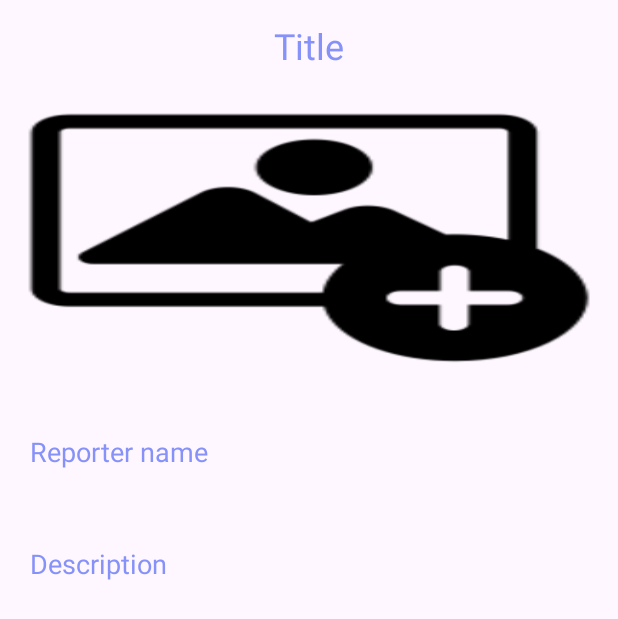
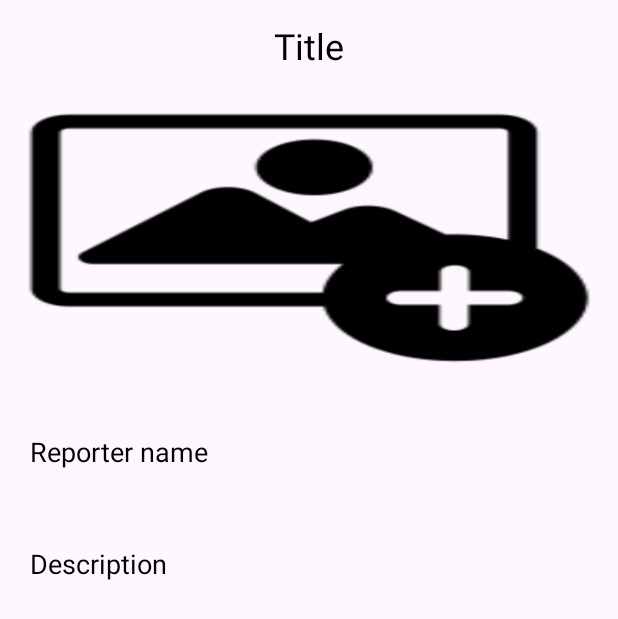
Before and after one commit to Rusiru93536666/News-app, an Android app: the DetailActivity screen opened directly, with no data from a screen before it, on a phone screen of 412 x 824 dp. Shown: the top 619 px of the screen. Run offline under Robolectric (Android 15) with nearby library versions, the phone set to English and light mode, and no system bars.

Commit message:
changed add_news page design

```diff
--- a/app/src/main/res/layout/activity_detail.xml
+++ b/app/src/main/res/layout/activity_detail.xml
@@ -15,7 +15,7 @@
         android:layout_marginTop="14dp"
         android:textSize="24sp"
         android:layout_gravity="center"
-        android:textColor="@color/lavender"
+        android:textColor="@color/black"
         android:layout_marginBottom="12dp"/>
 
     <ImageView
@@ -35,7 +35,7 @@
         android:text="Reporter name"
         android:layout_gravity="center"
         android:id="@+id/detailPriority"
-        android:textColor="@color/lavender"
+        android:textColor="@color/black"
         android:textSize="18sp"/>
 
     <TextView
@@ -46,7 +46,7 @@
         android:text="Description"
         android:layout_gravity="center"
         android:id="@+id/detailDesc"
-        android:textColor="@color/lavender"
+        android:textColor="@color/black"
         android:textSize="18sp"/>
 
 </LinearLayout>
--- a/app/src/main/res/layout/activity_signin.xml
+++ b/app/src/main/res/layout/activity_signin.xml
@@ -11,6 +11,7 @@
         android:id="@+id/signinbtn"
         android:layout_width="308dp"
         android:layout_height="55dp"
+        android:backgroundTint="@color/black"
         android:text="Signin"
         app:layout_constraintBottom_toBottomOf="parent"
         app:layout_constraintEnd_toEndOf="parent"
--- a/app/src/main/res/layout/activity_upload_news.xml
+++ b/app/src/main/res/layout/activity_upload_news.xml
@@ -70,10 +70,10 @@
             <Button
                 android:id="@+id/saveButton"
                 android:layout_width="match_parent"
+                android:backgroundTint="@color/black"
                 android:layout_height="60dp"
                 android:layout_marginTop="20dp"
                 android:text="Publish"
-                android:background="@drawable/lavender_border"
                 android:textSize="18sp"
                 app:cornerRadius="20dp" />
 
```
